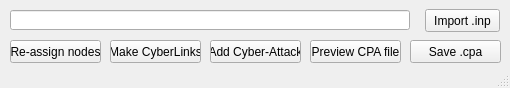
This is inp2cpa/src/main/resources/base/inp2cpaWindow.ui in CameronSewell/inp2cpa as Qt 5 draws it before an edit. The edited form follows.
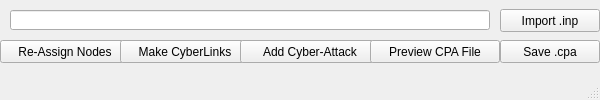
This is the edited form.

Patch:
```diff
--- a/inp2cpa/src/main/resources/base/inp2cpaWindow.ui
+++ b/inp2cpa/src/main/resources/base/inp2cpaWindow.ui
@@ -6,8 +6,8 @@
    <rect>
     <x>0</x>
     <y>0</y>
-    <width>510</width>
-    <height>88</height>
+    <width>600</width>
+    <height>100</height>
    </rect>
   </property>
   <property name="windowTitle">
@@ -17,9 +17,9 @@
    <widget class="QPushButton" name="importINP">
     <property name="geometry">
      <rect>
-      <x>425</x>
+      <x>500</x>
       <y>9</y>
-      <width>75</width>
+      <width>100</width>
       <height>23</height>
      </rect>
     </property>
@@ -32,7 +32,7 @@
      <rect>
       <x>10</x>
       <y>10</y>
-      <width>400</width>
+      <width>480</width>
       <height>20</height>
      </rect>
     </property>
@@ -40,22 +40,22 @@
    <widget class="QPushButton" name="reassigncybernodes">
     <property name="geometry">
      <rect>
-      <x>10</x>
+      <x>0</x>
       <y>40</y>
-      <width>91</width>
+      <width>130</width>
       <height>23</height>
      </rect>
     </property>
     <property name="text">
-     <string>Re-assign nodes</string>
+     <string>Re-Assign Nodes</string>
     </property>
    </widget>
    <widget class="QPushButton" name="makeCyberLinks">
     <property name="geometry">
      <rect>
-      <x>110</x>
+      <x>120</x>
       <y>40</y>
-      <width>91</width>
+      <width>130</width>
       <height>23</height>
      </rect>
     </property>
@@ -66,9 +66,9 @@
       <widget class="QPushButton" name="addCyberAttacks">
     <property name="geometry">
      <rect>
-      <x>210</x>
+      <x>240</x>
       <y>40</y>
-      <width>91</width>
+      <width>140</width>
       <height>23</height>
      </rect>
     </property>
@@ -79,22 +79,22 @@
    <widget class="QPushButton" name="previewFileBtn">
     <property name="geometry">
      <rect>
-      <x>310</x>
+      <x>370</x>
       <y>40</y>
-      <width>91</width>
+      <width>130</width>
       <height>23</height>
      </rect>
     </property>
     <property name="text">
-     <string>Preview CPA file</string>
+     <string>Preview CPA File</string>
     </property>
    </widget>
    <widget class="QPushButton" name="save_cpa_btn">
     <property name="geometry">
      <rect>
-      <x>410</x>
+      <x>500</x>
       <y>40</y>
-      <width>91</width>
+      <width>100</width>
       <height>23</height>
      </rect>
     </property>
```
